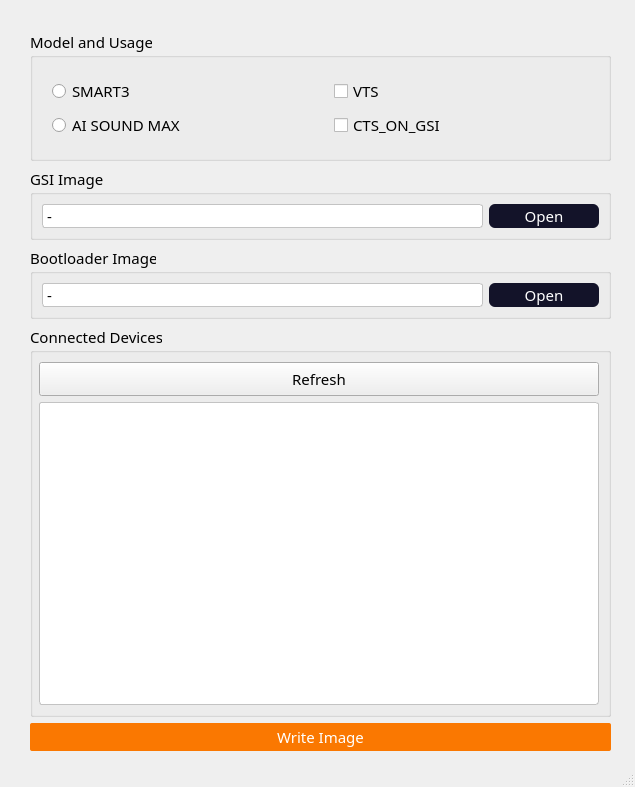
charmk20/gsi_writer, file Gsi_writer.ui: the form before one commit.
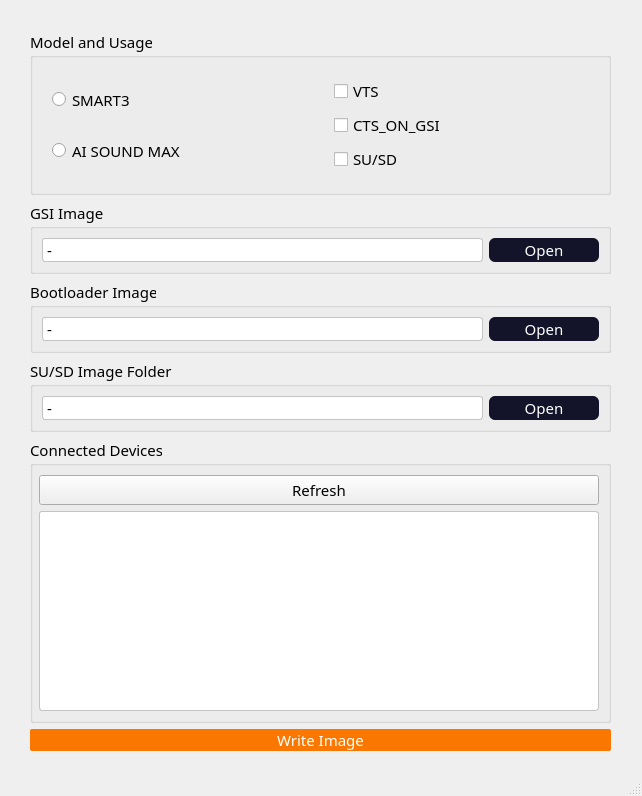
The form after the commit.

Commit message: ui 변경 및 액션 추가

The edit to the form file:
```diff
--- a/Gsi_writer.ui
+++ b/Gsi_writer.ui
@@ -6,8 +6,8 @@
    <rect>
     <x>0</x>
     <y>0</y>
-    <width>635</width>
-    <height>787</height>
+    <width>642</width>
+    <height>796</height>
    </rect>
   </property>
   <property name="sizePolicy">
@@ -41,7 +41,7 @@
       <height>741</height>
      </rect>
     </property>
-    <layout class="QVBoxLayout" name="verticalLayout_4" stretch="4,2,2,14,1">
+    <layout class="QVBoxLayout" name="verticalLayout_4" stretch="4,2,2,2,14,1">
      <property name="leftMargin">
       <number>10</number>
      </property>
@@ -133,7 +133,7 @@
          </layout>
         </item>
         <item>
-         <layout class="QVBoxLayout" name="verticalLayout_6" stretch="1,1">
+         <layout class="QVBoxLayout" name="verticalLayout_6" stretch="1,1,0">
           <property name="leftMargin">
            <number>10</number>
           </property>
@@ -187,6 +187,28 @@
             </property>
            </widget>
           </item>
+          <item>
+           <widget class="QCheckBox" name="checkBox_SUSD">
+            <property name="sizePolicy">
+             <sizepolicy hsizetype="Expanding" vsizetype="Expanding">
+              <horstretch>1</horstretch>
+              <verstretch>1</verstretch>
+             </sizepolicy>
+            </property>
+            <property name="font">
+             <font>
+              <family>Pretendard</family>
+              <pointsize>11</pointsize>
+             </font>
+            </property>
+            <property name="text">
+             <string>SU/SD</string>
+            </property>
+            <property name="autoExclusive">
+             <bool>false</bool>
+            </property>
+           </widget>
+          </item>
          </layout>
         </item>
        </layout>
@@ -311,6 +333,89 @@
         </item>
         <item>
          <widget class="QPushButton" name="pushButton_FO2">
+          <property name="sizePolicy">
+           <sizepolicy hsizetype="Expanding" vsizetype="Expanding">
+            <horstretch>1</horstretch>
+            <verstretch>1</verstretch>
+           </sizepolicy>
+          </property>
+          <property name="minimumSize">
+           <size>
+            <width>0</width>
+            <height>0</height>
+           </size>
+          </property>
+          <property name="font">
+           <font>
+            <family>Pretendard</family>
+            <pointsize>11</pointsize>
+           </font>
+          </property>
+          <property name="styleSheet">
+           <string notr="true">QPushButton
+{
+	border-radius: 6px;
+	background: #131329;
+	color:rgba(255, 255, 255, 1)
+}
+
+QPushButton:Pressed
+{
+	border-radius: 6px;
+	background: #252550;
+	color:rgba(255, 255, 255, 1)
+}</string>
+          </property>
+          <property name="text">
+           <string>Open</string>
+          </property>
+         </widget>
+        </item>
+       </layout>
+      </widget>
+     </item>
+     <item>
+      <widget class="QGroupBox" name="groupBox_Image_select_3">
+       <property name="sizePolicy">
+        <sizepolicy hsizetype="Expanding" vsizetype="Expanding">
+         <horstretch>1</horstretch>
+         <verstretch>1</verstretch>
+        </sizepolicy>
+       </property>
+       <property name="font">
+        <font>
+         <family>Pretendard</family>
+         <pointsize>11</pointsize>
+        </font>
+       </property>
+       <property name="mouseTracking">
+        <bool>true</bool>
+       </property>
+       <property name="title">
+        <string>SU/SD Image Folder</string>
+       </property>
+       <layout class="QHBoxLayout" name="horizontalLayout_5" stretch="8,2">
+        <item>
+         <widget class="QLabel" name="label_SUSD">
+          <property name="sizePolicy">
+           <sizepolicy hsizetype="Expanding" vsizetype="Expanding">
+            <horstretch>1</horstretch>
+            <verstretch>1</verstretch>
+           </sizepolicy>
+          </property>
+          <property name="styleSheet">
+           <string notr="true">border-radius: 2.6px;
+border: 1px solid #C3C3C3;
+
+background: #FFF;</string>
+          </property>
+          <property name="text">
+           <string>-</string>
+          </property>
+         </widget>
+        </item>
+        <item>
+         <widget class="QPushButton" name="pushButton_FO3">
           <property name="sizePolicy">
            <sizepolicy hsizetype="Expanding" vsizetype="Expanding">
             <horstretch>1</horstretch>
```
The commit also changes 2 other files.
